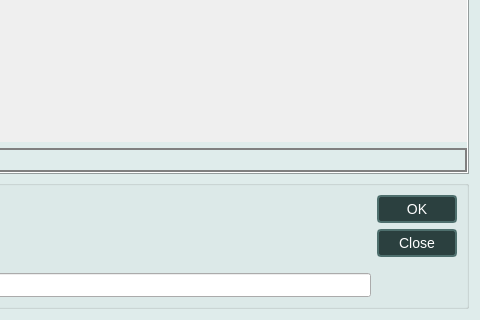
Qt form canflood2/canflood2_model_config.ui (cefect/CanFlood2) before a commit; both pictures show x 520 to 1000 and y 680 to 1000 of the 1000 by 1000 pixel window.
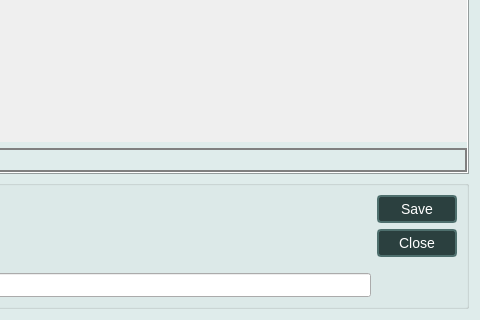
The same form after that commit. The open tabs and pages were chosen to show the change. Icons and pictures are not drawn. Custom widgets are drawn as their Qt base class.

Commit message: switch model config to save

Diff of the .ui file:
```diff
--- a/canflood2/canflood2_model_config.ui
+++ b/canflood2/canflood2_model_config.ui
@@ -2106,7 +2106,7 @@
              </size>
             </property>
             <property name="text">
-             <string>OK</string>
+             <string>Save</string>
             </property>
            </widget>
           </item>
```
Left out of the diff: 6 changed lines with no effect on the pictures. The commit also changes 2 other files.
